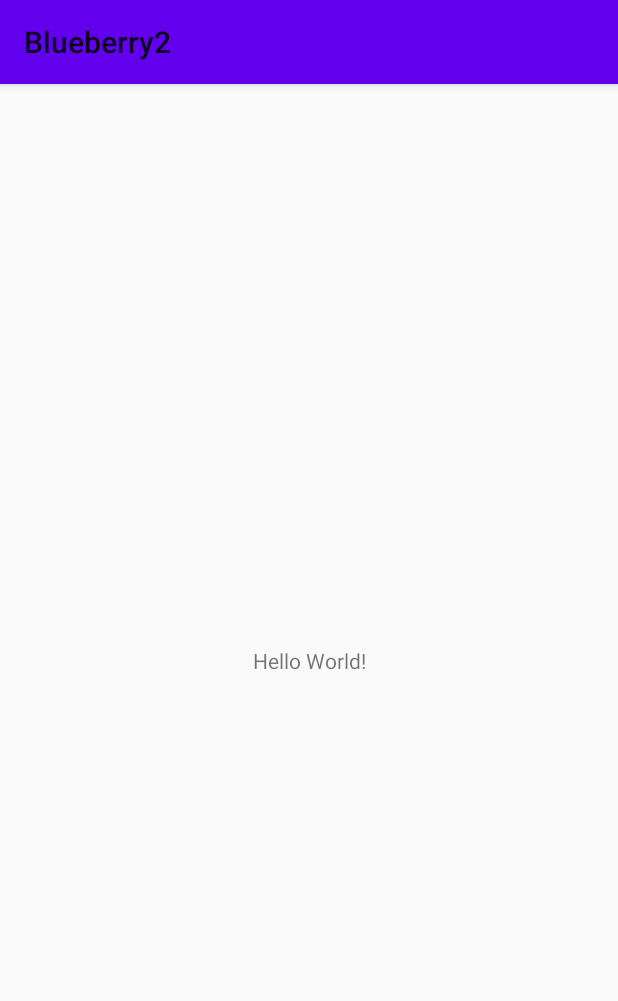
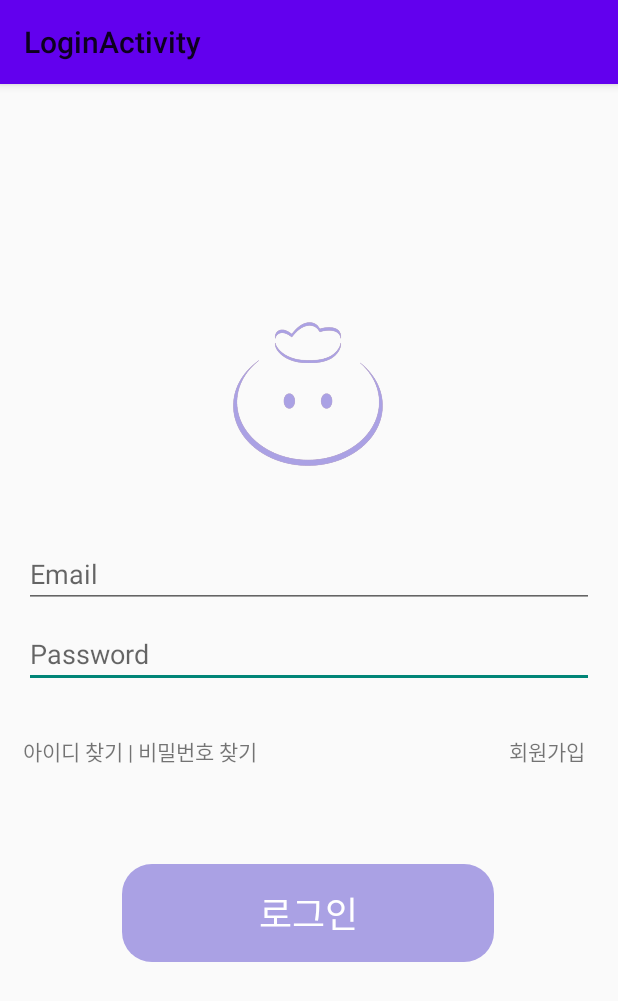
Before and after one commit to recordmystory/Blueberry2_1, an Android app: the screen it shows after launch (MainActivity before the commit, LoginActivity after it), on a phone screen of 412 x 824 dp. Shown: the top 1001 px of the screen. Run offline under Robolectric (Android 15) with nearby library versions, the phone set to English and light mode, and no system bars.

Commit message:
로그인 화면 디자인 추가(블루베리 아이콘, 아이디/비밀번호 찾기, 회원가입)

```diff
--- a/app/src/main/AndroidManifest.xml
+++ b/app/src/main/AndroidManifest.xml
@@ -14,16 +14,18 @@
         tools:targetApi="31" >
         <activity
             android:name=".ui.login.LoginActivity"
-            android:exported="false"
-            android:label="@string/title_activity_login" />
-        <activity
-            android:name=".MainActivity"
-            android:exported="true" >
+            android:exported="true"
+            android:label="@string/title_activity_login" >
             <intent-filter>
                 <action android:name="android.intent.action.MAIN" />
 
                 <category android:name="android.intent.category.LAUNCHER" />
             </intent-filter>
+
+        </activity>
+        <activity
+            android:name=".MainActivity"
+            android:exported="false" >
 
             <meta-data
                 android:name="android.app.lib_name"
--- a/app/src/main/res/layout/activity_login.xml
+++ b/app/src/main/res/layout/activity_login.xml
@@ -13,19 +13,6 @@
     tools:context=".ui.login.LoginActivity">
 
     <EditText
-        android:id="@+id/username"
-        android:layout_width="0dp"
-        android:layout_height="wrap_content"
-        android:layout_marginTop="248dp"
-        android:autofillHints="@string/prompt_email"
-        android:hint="@string/prompt_email"
-        android:inputType="textEmailAddress"
-        android:selectAllOnFocus="true"
-        app:layout_constraintEnd_toEndOf="parent"
-        app:layout_constraintStart_toStartOf="parent"
-        app:layout_constraintTop_toTopOf="parent" />
-
-    <EditText
         android:id="@+id/password"
         android:layout_width="0dp"
         android:layout_height="wrap_content"
@@ -39,6 +26,54 @@
         app:layout_constraintEnd_toEndOf="parent"
         app:layout_constraintStart_toStartOf="parent"
         app:layout_constraintTop_toBottomOf="@+id/username" />
+
+    <EditText
+        android:id="@+id/username"
+        android:layout_width="0dp"
+        android:layout_height="wrap_content"
+        android:layout_marginTop="288dp"
+        android:autofillHints="@string/prompt_email"
+        android:hint="@string/prompt_email"
+        android:inputType="textEmailAddress"
+        android:selectAllOnFocus="true"
+        app:layout_constraintEnd_toEndOf="parent"
+        app:layout_constraintStart_toStartOf="parent"
+        app:layout_constraintTop_toTopOf="parent" />
+
+    <LinearLayout
+        android:layout_width="409dp"
+        android:layout_height="60dp"
+        app:layout_constraintBottom_toBottomOf="parent"
+        app:layout_constraintEnd_toEndOf="parent"
+        app:layout_constraintStart_toStartOf="parent"
+        app:layout_constraintTop_toTopOf="parent"
+        app:layout_constraintVertical_bias="0.618">
+
+        <TextView
+            android:id="@+id/textView1"
+            android:layout_width="wrap_content"
+            android:layout_height="wrap_content"
+            android:text="    아이디 찾기" />
+
+        <TextView
+            android:id="@+id/textView3"
+            android:layout_width="wrap_content"
+            android:layout_height="wrap_content"
+            android:text=" | " />
+
+        <TextView
+            android:id="@+id/textView2"
+            android:layout_width="wrap_content"
+            android:layout_height="wrap_content"
+            android:text="비밀번호 찾기" />
+
+        <TextView
+            android:id="@+id/textView4"
+            android:layout_width="225dp"
+            android:layout_height="wrap_content"
+            android:text="회원가입  "
+            android:textAlignment="viewEnd" />
+    </LinearLayout>
 
     <Button
         android:id="@+id/login"
@@ -56,10 +91,10 @@
         android:textSize="24sp"
         app:layout_constraintBottom_toBottomOf="parent"
         app:layout_constraintEnd_toEndOf="parent"
-        app:layout_constraintHorizontal_bias="0.497"
+        app:layout_constraintHorizontal_bias="0.496"
         app:layout_constraintStart_toStartOf="parent"
         app:layout_constraintTop_toBottomOf="@+id/password"
-        app:layout_constraintVertical_bias="0.818" />
+        app:layout_constraintVertical_bias="0.412" />
 
     <ProgressBar
         android:id="@+id/loading"
@@ -75,4 +110,17 @@
         app:layout_constraintTop_toTopOf="parent"
         app:layout_constraintVertical_bias="0.3" />
 
+    <ImageView
+        android:id="@+id/imageView4"
+        android:layout_width="100dp"
+        android:layout_height="100dp"
+        app:layout_constraintBottom_toBottomOf="parent"
+        app:layout_constraintEnd_toEndOf="parent"
+        app:layout_constraintHorizontal_bias="0.498"
+        app:layout_constraintStart_toStartOf="parent"
+        app:layout_constraintTop_toTopOf="parent"
+        app:layout_constraintVertical_bias="0.221"
+        app:srcCompat="@drawable/manduberry" />
+
+
 </androidx.constraintlayout.widget.ConstraintLayout>
--- a/build.gradle
+++ b/build.gradle
@@ -11,6 +11,7 @@ buildscript {
     }
 }
 
+
 plugins {
     id 'com.android.application' version '7.3.0' apply false
     id 'com.android.library' version '7.3.0' apply false
```
Also changed, not shown: app/src/main/res/drawable-v24/manduberry.png (added).
